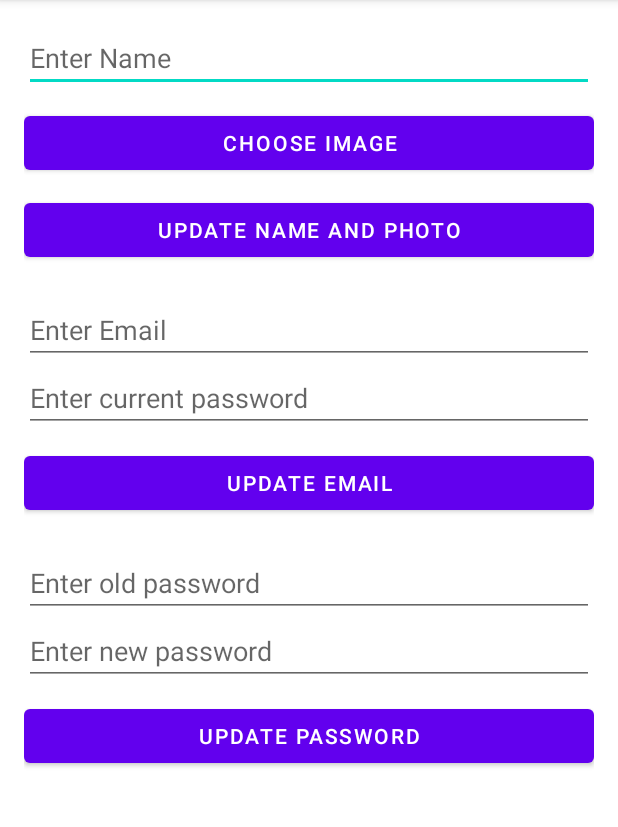
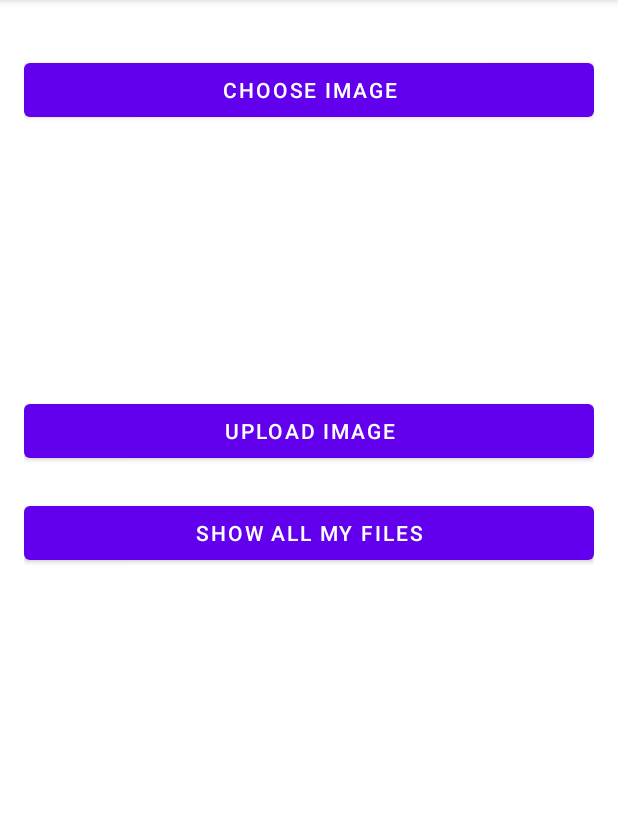
Before and after one commit to devabir93/firebaseApp, an Android app: the screen it shows after launch once a user with an empty profile is signed in (UpdateProfileActivity before the commit, StorageActivity after it), after a tap on "CHOOSE IMAGE", on a phone screen of 412 x 824 dp, the part 84-911 px from its top. Run offline under Robolectric (Android 15) with nearby library versions, the phone set to English and light mode, and no system bars; our stand-ins replace Firebase (no records; nobody signed in at launch, a user with empty details on screens opened directly).

Commit message:
firebase storage

```diff
--- a/app/build.gradle
+++ b/app/build.gradle
@@ -44,6 +44,11 @@ dependencies {
     // When using the BoM, you don't specify versions in Firebase library dependencies
     implementation 'com.google.firebase:firebase-auth'
     implementation 'com.google.firebase:firebase-firestore'
+    implementation 'com.google.firebase:firebase-storage'
+    implementation 'com.firebaseui:firebase-ui-storage:7.2.0'
+
+    implementation 'com.github.bumptech.glide:glide:4.12.0'
+    annotationProcessor 'com.github.bumptech.glide:compiler:4.12.0'
 
     testImplementation 'junit:junit:4.+'
     androidTestImplementation 'androidx.test.ext:junit:1.1.3'
--- a/app/src/main/java/com/ucas/android/firebaseapp/auth/BaseActivity.java
+++ b/app/src/main/java/com/ucas/android/firebaseapp/auth/BaseActivity.java
@@ -7,15 +7,18 @@ import androidx.appcompat.app.AppCompatActivity;
 
 import com.google.firebase.auth.FirebaseAuth;
 import com.google.firebase.auth.FirebaseUser;
+import com.google.firebase.storage.FirebaseStorage;
 
 public class BaseActivity extends AppCompatActivity {
     public FirebaseAuth mAuth;
     public FirebaseUser currentUser;
+    public FirebaseStorage firebaseStorage;
 
     @Override
     protected void onCreate(@Nullable Bundle savedInstanceState) {
         super.onCreate(savedInstanceState);
         mAuth = FirebaseAuth.getInstance();
         currentUser=mAuth.getCurrentUser();
+        firebaseStorage=FirebaseStorage.getInstance();
     }
 }
--- a/app/src/main/java/com/ucas/android/firebaseapp/auth/LoginActivity.java
+++ b/app/src/main/java/com/ucas/android/firebaseapp/auth/LoginActivity.java
@@ -8,16 +8,13 @@ import android.view.View;
 import android.widget.Toast;
 
 import androidx.annotation.NonNull;
-import androidx.appcompat.app.AppCompatActivity;
 
 import com.google.android.gms.tasks.OnCompleteListener;
 import com.google.android.gms.tasks.Task;
-import com.google.firebase.FirebaseApp;
 import com.google.firebase.auth.AuthResult;
-import com.google.firebase.auth.FirebaseAuth;
 import com.google.firebase.auth.FirebaseUser;
 import com.ucas.android.firebaseapp.databinding.ActivityLoginBinding;
-import com.ucas.android.firebaseapp.firestore.FirestoreActivity;
+import com.ucas.android.firebaseapp.storage.StorageActivity;
 
 public class LoginActivity extends BaseActivity {
     private ActivityLoginBinding binding;
@@ -25,8 +22,8 @@ public class LoginActivity extends BaseActivity {
     @Override
     protected void onStart() {
         super.onStart();
-        if(currentUser!=null){
-            startActivity(new Intent(getApplicationContext(), UpdateProfileActivity.class));
+        if (currentUser != null) {
+            goToNext();
         }
     }
 
@@ -44,8 +41,8 @@ public class LoginActivity extends BaseActivity {
                 binding.loading.setVisibility(View.VISIBLE);
                 String email = binding.username.getText().toString();
                 String password = binding.password.getText().toString();
-                if(!TextUtils.isEmpty(email) && !TextUtils.isEmpty(password))
-                register(email, password);
+                if (!TextUtils.isEmpty(email) && !TextUtils.isEmpty(password))
+                    register(email, password);
             }
         });
 
@@ -55,7 +52,7 @@ public class LoginActivity extends BaseActivity {
                 binding.loading.setVisibility(View.VISIBLE);
                 String email = binding.username.getText().toString();
                 String password = binding.password.getText().toString();
-                if(!TextUtils.isEmpty(email) && !TextUtils.isEmpty(password))
+                if (!TextUtils.isEmpty(email) && !TextUtils.isEmpty(password))
                     login(email, password);
             }
         });
@@ -79,6 +76,7 @@ public class LoginActivity extends BaseActivity {
         })
         ;
     }
+
     private void login(String email, String password) {
         mAuth.signInWithEmailAndPassword(email, password).addOnCompleteListener(new OnCompleteListener<AuthResult>() {
             @Override
@@ -88,7 +86,7 @@ public class LoginActivity extends BaseActivity {
                 if (task.isSuccessful()) {
                     FirebaseUser firebaseUser = mAuth.getCurrentUser();
                     Toast.makeText(getApplicationContext(), "Welcome" + firebaseUser.getEmail(), Toast.LENGTH_LONG).show();
-                    startActivity(new Intent(getApplicationContext(), UpdateProfileActivity.class));
+                    goToNext();
                 } else {
                     Toast.makeText(getApplicationContext(), "Error" + task.getException().getMessage(), Toast.LENGTH_LONG).show();
                     Log.e("error", task.getException().toString());
@@ -98,4 +96,8 @@ public class LoginActivity extends BaseActivity {
         })
         ;
     }
+
+    private void goToNext() {
+        startActivity(new Intent(getApplicationContext(), StorageActivity.class));
+    }
 }
--- /dev/null
+++ b/app/src/main/java/com/ucas/android/firebaseapp/storage/StorageActivity.java
@@ -0,0 +1,125 @@
+package com.ucas.android.firebaseapp.storage;
+
+import android.app.ProgressDialog;
+import android.content.Intent;
+import android.graphics.Bitmap;
+import android.net.Uri;
+import android.os.Bundle;
+import android.provider.MediaStore;
+import android.util.Log;
+import android.view.View;
+import android.widget.Toast;
+
+import androidx.annotation.NonNull;
+
+import com.google.android.gms.tasks.OnFailureListener;
+import com.google.android.gms.tasks.OnSuccessListener;
+import com.google.firebase.storage.OnProgressListener;
+import com.google.firebase.storage.StorageReference;
+import com.google.firebase.storage.StorageTask;
+import com.google.firebase.storage.UploadTask;
+import com.ucas.android.firebaseapp.auth.BaseActivity;
+import com.ucas.android.firebaseapp.databinding.ActivityStorageBinding;
+
+import java.io.IOException;
+
+public class StorageActivity extends BaseActivity {
+    private static final int GALLERY_INTENT = 1000;
+
+    ActivityStorageBinding binding;
+    private Uri mainImageURI;
+    StorageReference storageReference;
+    private ProgressDialog progressDialog;
+
+    @Override
+    protected void onCreate(Bundle savedInstanceState) {
+        super.onCreate(savedInstanceState);
+        binding = ActivityStorageBinding.inflate(getLayoutInflater());
+        setContentView(binding.getRoot());
+
+        binding.showFilesBtn.setOnClickListener(new View.OnClickListener() {
+            @Override
+            public void onClick(View v) {
+                startActivity(new Intent(StorageActivity.this,AllUserFilesActivity.class));
+            }
+        });
+
+        binding.chooseImageBtn.setOnClickListener(new View.OnClickListener() {
+            @Override
+            public void onClick(View v) {
+
+                Intent intent = new Intent(Intent.ACTION_PICK);
+                intent.setType("*/*");
+                intent.setAction(Intent.ACTION_GET_CONTENT);
+                startActivityForResult(Intent.createChooser(intent, "Select file"), GALLERY_INTENT);
+
+            }
+        });
+
+        binding.uploadImageBtn.setOnClickListener(new View.OnClickListener() {
+            @Override
+            public void onClick(View v) {
+                if (mainImageURI.getPath() != null)
+                    uploadImage();
+            }
+        });
+    }
+
+    private void uploadImage() {
+        showProgress();
+        storageReference = firebaseStorage.getReference("images/" + currentUser.getUid() + "/" + mainImageURI.getLastPathSegment());
+        StorageTask<UploadTask.TaskSnapshot> uploadTask = storageReference.putFile(mainImageURI);
+
+        uploadTask.addOnSuccessListener(new OnSuccessListener<UploadTask.TaskSnapshot>() {
+            @Override
+            public void onSuccess(UploadTask.TaskSnapshot taskSnapshot) {
+                progressDialog.dismiss();
+                Toast.makeText(StorageActivity.this,
+                        "Image Uploaded!!",
+                        Toast.LENGTH_SHORT)
+                        .show();
+            }
+        })
+                .addOnFailureListener(new OnFailureListener() {
+                    @Override
+                    public void onFailure(@NonNull Exception e) {
+                        progressDialog.dismiss();
+                        e.printStackTrace();
+                        Toast.makeText(StorageActivity.this,
+                                "Image Uploaded Failed!!",
+                                Toast.LENGTH_SHORT)
+                                .show();
+                    }
+                })
+                .addOnProgressListener(new OnProgressListener<UploadTask.TaskSnapshot>() {
+                    @Override
+                    public void onProgress(@NonNull UploadTask.TaskSnapshot taskSnapshot) {
+                        double progress = (100.0 * taskSnapshot.getBytesTransferred()) / taskSnapshot.getTotalByteCount();
+                        progressDialog.setMessage("Uploaded " + (int) progress + "%");
+                        progressDialog.setProgress((int) progress);
+                        Log.d("UploadActivity", "Upload is " + progress + "% done");
+                    }
+                });
+    }
+
+
+    public void showProgress() {
+        progressDialog = new ProgressDialog(this);
+        progressDialog.setMessage("Uploading");
+        progressDialog.show();
+    }
+
+    @Override
+    protected void onActivityResult(int requestCode, int resultCode, Intent data) {
+        super.onActivityResult(requestCode, resultCode, data);
+        if (requestCode == GALLERY_INTENT && resultCode == RESULT_OK && data != null && data.getData() != null) {
+            mainImageURI = data.getData();
+            try {
+                Bitmap bitmap = MediaStore.Images.Media.getBitmap(getContentResolver(), mainImageURI);
+                binding.iv.setImageBitmap(bitmap);
+            } catch (IOException e) {
+                e.printStackTrace();
+            }
+        }
+    }
+}
--- /dev/null
+++ b/app/src/main/res/layout/activity_storage.xml
@@ -0,0 +1,45 @@
+<?xml version="1.0" encoding="utf-8"?>
+<LinearLayout xmlns:android="http://schemas.android.com/apk/res/android"
+    xmlns:tools="http://schemas.android.com/tools"
+    android:layout_width="match_parent"
+    android:layout_height="match_parent"
+    android:orientation="vertical"
+    android:padding="16dp"
+    tools:context=".storage.UploadActivity">
+
+    <Button
+        android:id="@+id/choose_image_btn"
+        android:layout_width="match_parent"
+        android:layout_height="wrap_content"
+        android:layout_marginTop="20dp"
+        android:text="choose image" />
+
+    <TextView
+        android:id="@+id/file_name_tv"
+        android:layout_width="wrap_content"
+        android:layout_height="wrap_content"
+        android:layout_marginTop="20dp"
+        />
+
+    <ImageView
+        android:id="@+id/iv"
+        android:layout_marginTop="20dp"
+        android:layout_gravity="center"
+        android:layout_width="100dp"
+        android:layout_height="100dp" />
+
+    <Button
+        android:id="@+id/upload_image_btn"
+        android:layout_width="match_parent"
+        android:layout_height="wrap_content"
+        android:layout_marginTop="20dp"
+        android:text="Upload image" />
+
+    <Button
+        android:id="@+id/show_files_btn"
+        android:layout_width="match_parent"
+        android:layout_height="wrap_content"
+        android:layout_marginTop="20dp"
+        android:text="Show All my files" />
+
+</LinearLayout>
```
Also changed, not shown: app/src/main/AndroidManifest.xml (+6 -5 lines), app/src/main/java/com/ucas/android/firebaseapp/MyAppGlideModule.java (added, +23 -0 lines), app/src/main/java/com/ucas/android/firebaseapp/storage/AllUserFilesActivity.java (added, +78 -0 lines), app/src/main/java/com/ucas/android/firebaseapp/storage/FilesAdapter.java (added, +137 -0 lines), app/src/main/res/layout/activity_all_user_files.xml (added, +13 -0 lines), app/src/main/res/layout/rowlayout.xml (added, +40 -0 lines).
